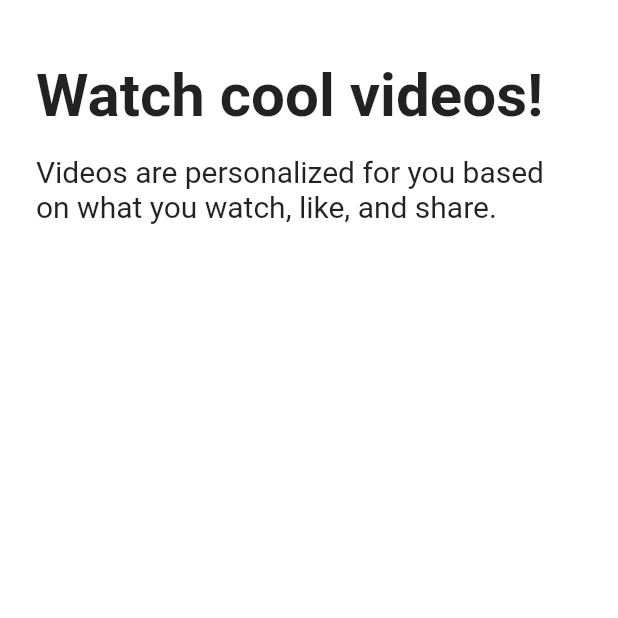
After one commit to Max8Well/tiktok_clone, a Flutter app: the screen it shows after launch, after a tap on "Next", on a phone screen of 412 x 824 dp, the top half of it. The commit adds this screen. Run offline on Flutter 3.47's test engine with Material 2 defaults, Android fonts, the phone set to English and light mode, and no system bars; our stand-ins replace font_awesome_flutter.

Commit message:
230419 onborading finish

```diff
--- a/lib/features/onboarding/interests_screen.dart
+++ b/lib/features/onboarding/interests_screen.dart
@@ -1,10 +1,181 @@
 import 'package:flutter/material.dart';
+import 'package:tiktok_clone/constants/gaps.dart';
+import 'package:tiktok_clone/constants/sizes.dart';
+import 'package:tiktok_clone/features/onboarding/tutorial_screen.dart';
+import 'package:tiktok_clone/features/onboarding/widgets/interest_button.dart';
 
-class InterestsScreen extends StatelessWidget {
+const interests = [
+  "Daily Life",
+  "Comedy",
+  "Entertainment",
+  "Animals",
+  "Food",
+  "Beauty & Style",
+  "Drama",
+  "Learning",
+  "Talent",
+  "Sports",
+  "Auto",
+  "Family",
+  "Fitness & Health",
+  "DIY & Life Hacks",
+  "Arts & Crafts",
+  "Dance",
+  "Outdoors",
+  "Oddly Satisfying",
+  "Home & Garden",
+  "Daily Life",
+  "Comedy",
+  "Entertainment",
+  "Animals",
+  "Food",
+  "Beauty & Style",
+  "Drama",
+  "Learning",
+  "Talent",
+  "Sports",
+  "Auto",
+  "Family",
+  "Fitness & Health",
+  "DIY & Life Hacks",
+  "Arts & Crafts",
+  "Dance",
+  "Outdoors",
+  "Oddly Satisfying",
+  "Home & Garden",
+];
+
+class InterestsScreen extends StatefulWidget {
   const InterestsScreen({super.key});
 
   @override
+  State<InterestsScreen> createState() => _InterestsScreenState();
+}
+
+class _InterestsScreenState extends State<InterestsScreen> {
+  final ScrollController _scrollController = ScrollController();
+  bool _showTitle = false;
+
+  void _onScroll() {
+    if (_scrollController.offset > 100) {
+      // _showTitle이 이미 true 이면 return하게해서 setState를 여러번 사용하지 않게한다
+      if (_showTitle) return;
+      setState(() {
+        _showTitle = true;
+      });
+    } else {
+      setState(() {
+        _showTitle = false;
+      });
+    }
+  }
+
+  void _onNextTap() {
+    Navigator.of(context).push(MaterialPageRoute(
+      builder: (context) => const TutorialScreen(),
+    ));
+  }
+
+  @override
+  void initState() {
+    super.initState();
+    _scrollController.addListener(_onScroll);
+  }
+
+  @override
+  void dispose() {
+    _scrollController.dispose();
+    super.dispose();
+  }
+
+  @override
   Widget build(BuildContext context) {
-    return const Scaffold();
+    return Scaffold(
+      appBar: AppBar(
+        title: AnimatedOpacity(
+          opacity: _showTitle ? 1 : 0,
+          duration: const Duration(microseconds: 300),
+          child: const Text('Choose your interests'),
+        ),
+      ),
+      body: Scrollbar(
+        child: SingleChildScrollView(
+          controller: _scrollController,
+          child: Padding(
+            padding: const EdgeInsets.only(
+              left: Sizes.size24,
+              right: Sizes.size24,
+              top: Sizes.size16,
+              bottom: Sizes.size24,
+            ),
+            child: Column(
+              crossAxisAlignment: CrossAxisAlignment.start,
+              children: [
+                Gaps.v10,
+                const Text(
+                  'Choose your interests',
+                  style: TextStyle(
+                    fontSize: Sizes.size40,
+                    fontWeight: FontWeight.bold,
+                  ),
+                ),
+                Gaps.v20,
+                const Text(
+                  'Get better video recommendations',
+                  style: TextStyle(
+                    fontSize: Sizes.size20,
+                    fontWeight: FontWeight.bold,
+                  ),
+                ),
+                Gaps.v32,
+                Wrap(
+                  runSpacing: 20,
+                  spacing: 5,
+                  children: [
+                    for (var interest in interests)
+                      interest_button(interest: interest),
+                  ],
+                ),
+              ],
+            ),
+          ),
+        ),
+      ),
+      bottomNavigationBar: BottomAppBar(
+        child: Padding(
+          padding: const EdgeInsets.only(
+              bottom: Sizes.size10,
+              top: Sizes.size10,
+              left: Sizes.size24,
+              right: Sizes.size24),
+          child: GestureDetector(
+            onTap: _onNextTap,
+            child: Container(
+              padding: const EdgeInsets.symmetric(
+                vertical: Sizes.size20,
+              ),
+              decoration: BoxDecoration(
+                color: Theme.of(context).primaryColor,
+              ),
+              child: const Text(
+                'Next',
+                textAlign: TextAlign.center,
+                style: TextStyle(
+                  color: Colors.white,
+                  fontSize: Sizes.size16,
+                ),
+              ),
+            ),
+          ),
+
+          // 쿠퍼티노 버튼으로 쉽고 빠르게 디자인할 수 있다
+          // child: CupertinoButton(
+          //   onPressed: () {},
+          //   color: Theme.of(context).primaryColor,
+          //   child: const Text('Next'),
+          // ),
+        ),
+      ),
+    );
   }
 }
--- /dev/null
+++ b/lib/features/onboarding/tutorial_screen.dart
@@ -0,0 +1,118 @@
+import 'package:flutter/cupertino.dart';
+import 'package:flutter/material.dart';
+import 'package:tiktok_clone/constants/gaps.dart';
+import 'package:tiktok_clone/constants/sizes.dart';
+
+enum Direction { right, left }
+
+enum Page { firstm, second }
+
+class TutorialScreen extends StatefulWidget {
+  const TutorialScreen({super.key});
+
+  @override
+  State<TutorialScreen> createState() => _TutorialScreenState();
+}
+
+class _TutorialScreenState extends State<TutorialScreen> {
+  Direction _direction = Direction.right;
+  Page _showingPage = Page.firstm;
+
+  void _onPanUpdate(DragUpdateDetails details) {
+    if (details.delta.dx > 0) {
+      setState(() {
+        _direction = Direction.right;
+      });
+    } else {
+      _direction = Direction.left;
+    }
+  }
+
+  void _onPanEnd(DragEndDetails details) {
+    if (_direction == Direction.left) {
+      setState(() {
+        _showingPage = Page.second;
+      });
+    } else {
+      _showingPage = Page.firstm;
+    }
+  }
+
+  @override
+  Widget build(BuildContext context) {
+    return GestureDetector(
+      onPanUpdate: _onPanUpdate,
+      onPanEnd: _onPanEnd,
+      child: Scaffold(
+        body: Padding(
+          padding: const EdgeInsets.symmetric(horizontal: Sizes.size24),
+          child: SafeArea(
+            child: AnimatedCrossFade(
+              firstChild: const Column(
+                crossAxisAlignment: CrossAxisAlignment.start,
+                children: [
+                  Gaps.v40,
+                  Text(
+                    'Watch cool videos!',
+                    style: TextStyle(
+                      fontSize: Sizes.size40,
+                      fontWeight: FontWeight.bold,
+                    ),
+                  ),
+                  Gaps.v16,
+                  Text(
+                    'Videos are personalized for you based on what you watch, like, and share.',
+                    style: TextStyle(
+                      fontSize: Sizes.size20,
+                    ),
+                  ),
+                ],
+              ),
+              secondChild: const Column(
+                crossAxisAlignment: CrossAxisAlignment.start,
+                children: [
+                  Gaps.v40,
+                  Text(
+                    'Follow the rules of the app.',
+                    style: TextStyle(
+                      fontSize: Sizes.size40,
+                      fontWeight: FontWeight.bold,
+                    ),
+                  ),
+                  Gaps.v16,
+                  Text(
+                    'Take care of one another! Pils!',
+                    style: TextStyle(
+                      fontSize: Sizes.size20,
+                    ),
+                  ),
+                ],
+              ),
+              crossFadeState: _showingPage == Page.firstm
+                  ? CrossFadeState.showFirst
+                  : CrossFadeState.showSecond,
+              duration: const Duration(milliseconds: 300),
+            ),
+          ),
+        ),
+        bottomNavigationBar: BottomAppBar(
+          child: Padding(
+            padding: const EdgeInsets.symmetric(
+              vertical: Sizes.size24,
+              horizontal: Sizes.size24,
+            ),
+            child: AnimatedOpacity(
+              duration: const Duration(milliseconds: 300),
+              opacity: _showingPage == Page.firstm ? 0 : 1,
+              child: CupertinoButton(
+                onPressed: () {},
+                color: Theme.of(context).primaryColor,
+                child: const Text('Enter the app!'),
+              ),
+            ),
+          ),
+        ),
+      ),
+    );
+  }
+}
--- /dev/null
+++ b/lib/features/onboarding/widgets/interest_button.dart
@@ -0,0 +1,61 @@
+import 'package:flutter/material.dart';
+import 'package:tiktok_clone/constants/sizes.dart';
+
+class interest_button extends StatefulWidget {
+  const interest_button({
+    super.key,
+    required this.interest,
+  });
+
+  final String interest;
+
+  @override
+  State<interest_button> createState() => _interest_buttonState();
+}
+
+class _interest_buttonState extends State<interest_button> {
+  bool _isSelected = false;
+
+  void _onTap() {
+    setState(() {
+      _isSelected = !_isSelected;
+    });
+  }
+
+  @override
+  Widget build(BuildContext context) {
+    return GestureDetector(
+      onTap: _onTap,
+      child: AnimatedContainer(
+        duration: const Duration(milliseconds: 300),
+        padding: const EdgeInsets.symmetric(
+          vertical: Sizes.size24,
+          horizontal: Sizes.size24,
+        ),
+        decoration: BoxDecoration(
+          color: _isSelected ? Theme.of(context).primaryColor : Colors.white,
+          borderRadius: BorderRadius.circular(
+            Sizes.size32,
+          ),
+          border: Border.all(
+            color: Colors.black.withOpacity(0.05),
+          ),
+          boxShadow: [
+            BoxShadow(
+              color: Colors.black.withOpacity(0.05),
+              blurRadius: 5,
+              spreadRadius: 5,
+            )
+          ],
+        ),
+        child: Text(
+          widget.interest,
+          style: TextStyle(
+            fontWeight: FontWeight.bold,
+            color: _isSelected ? Colors.white : Colors.black87,
+          ),
+        ),
+      ),
+    );
+  }
+}
--- a/lib/main.dart
+++ b/lib/main.dart
@@ -1,6 +1,6 @@
 import 'package:flutter/material.dart';
 import 'package:tiktok_clone/constants/sizes.dart';
-import 'package:tiktok_clone/features/authentication/sign_up_screen.dart';
+import 'package:tiktok_clone/features/onboarding/interests_screen.dart';
 
 void main() {
   runApp(const TikTokApp());
@@ -29,6 +29,6 @@
             ),
           ),
         ),
-        home: const SignUpScreen());
+        home: const InterestsScreen());
   }
 }
```
Also changed, not shown: lib/features/authentication/login_form_screen.dart (+9 -0 lines), pubspec.lock.
